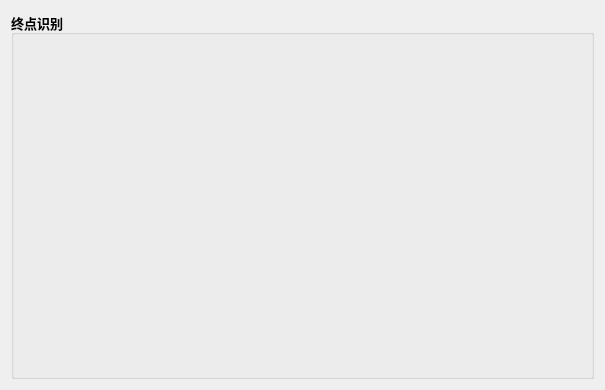
First picture: the form in Camera_Ui.ui, repository zzw168/MainCtl, before the edit.
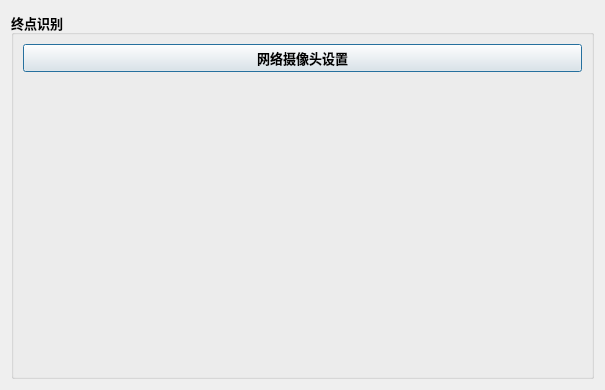
Second picture: the form after the edit.

```diff
--- a/Camera_Ui.ui
+++ b/Camera_Ui.ui
@@ -36,7 +36,7 @@
       <set>Qt::AlignmentFlag::AlignLeading|Qt::AlignmentFlag::AlignLeft|Qt::AlignmentFlag::AlignVCenter</set>
      </property>
      <layout class="QGridLayout" name="gridLayout_15">
-      <item row="0" column="0">
+      <item row="1" column="0">
        <widget class="QLabel" name="label_picture">
         <property name="minimumSize">
          <size>
@@ -49,6 +49,13 @@
         </property>
        </widget>
       </item>
+      <item row="0" column="0">
+       <widget class="QPushButton" name="pushButton_net">
+        <property name="text">
+         <string>网络摄像头设置</string>
+        </property>
+       </widget>
+      </item>
      </layout>
     </widget>
    </item>
```
